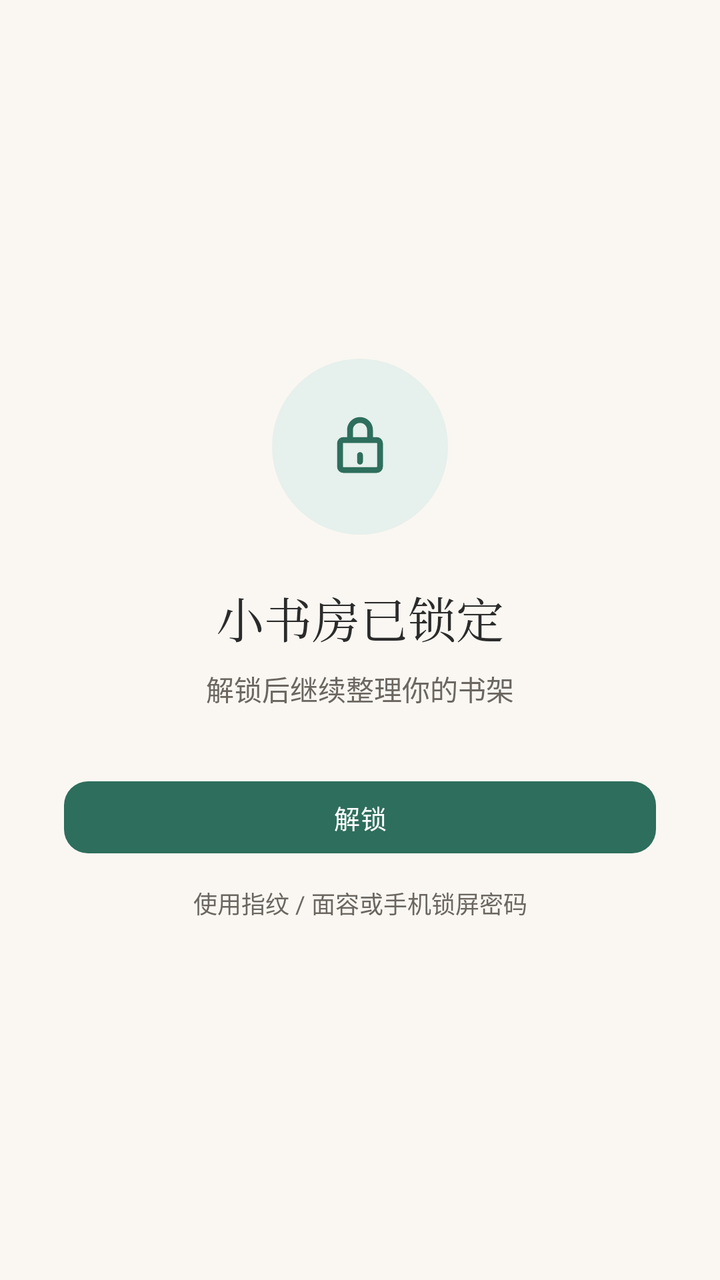
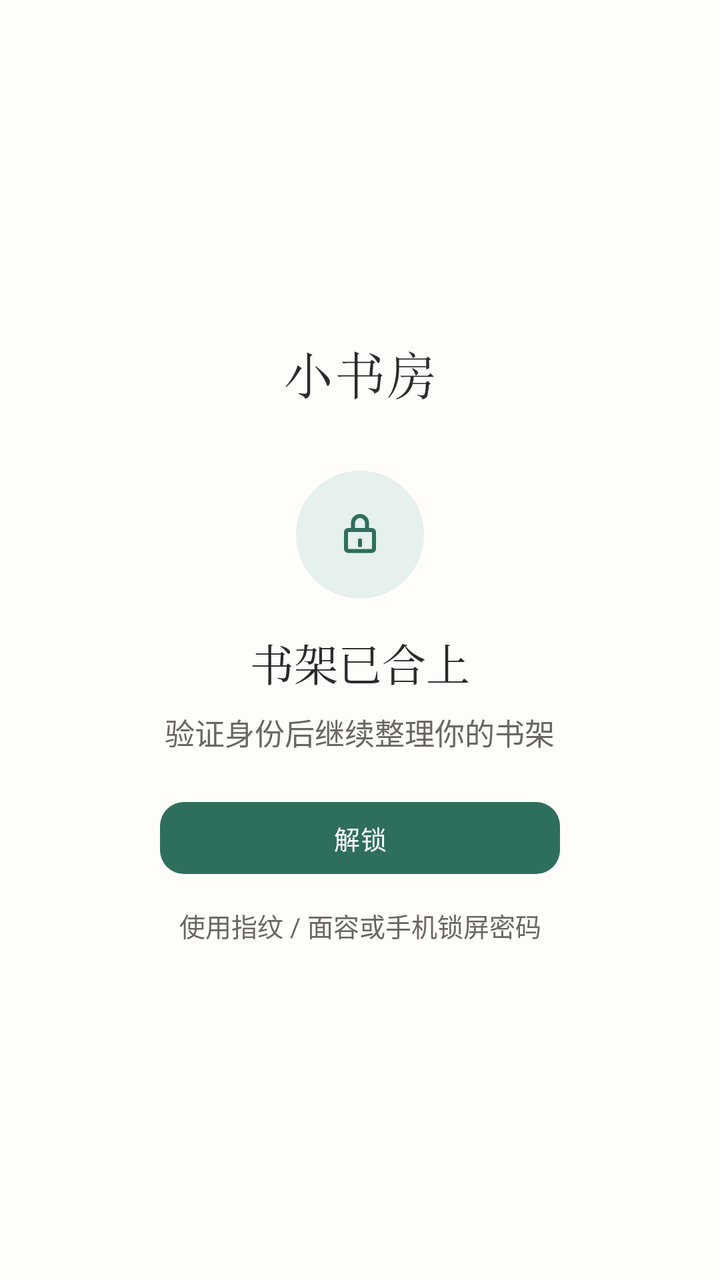

An Android layout rendered at two revisions. The XML below is the earlier revision; the diff shows what the commit changed to produce the second picture.
<!-- AndroidManifest.xml: application theme Theme.Bookshelf -->
<!-- res/layout/activity_app_lock.xml -->
<?xml version="1.0" encoding="utf-8"?>
<LinearLayout xmlns:android="http://schemas.android.com/apk/res/android"
    xmlns:app="http://schemas.android.com/apk/res-auto"
    android:layout_width="match_parent"
    android:layout_height="match_parent"
    android:background="?android:attr/colorBackground"
    android:gravity="center"
    android:orientation="vertical"
    android:padding="32dp">

    <FrameLayout
        android:layout_width="88dp"
        android:layout_height="88dp"
        android:background="@drawable/bg_lock_badge">

        <ImageView
            android:layout_width="40dp"
            android:layout_height="40dp"
            android:layout_gravity="center"
            android:contentDescription="应用锁"
            android:src="@drawable/ic_lock_line"
            app:tint="?attr/colorPrimary" />
    </FrameLayout>

    <TextView
        android:layout_width="wrap_content"
        android:layout_height="wrap_content"
        android:layout_marginTop="24dp"
        android:fontFamily="serif"
        android:text="小书房已锁定"
        android:textColor="?attr/on_surface"
        android:textSize="24sp" />

    <TextView
        android:id="@+id/tv_lock_subtitle"
        android:layout_width="wrap_content"
        android:layout_height="wrap_content"
        android:layout_marginTop="8dp"
        android:gravity="center"
        android:lineSpacingMultiplier="1.4"
        android:text="解锁后继续整理你的书架"
        android:textColor="?attr/on_surface_variant"
        android:textSize="14sp" />

    <com.google.android.material.button.MaterialButton
        android:id="@+id/btn_unlock"
        android:layout_width="match_parent"
        android:layout_height="wrap_content"
        android:layout_marginTop="32dp"
        android:text="解锁" />

    <TextView
        android:id="@+id/tv_lock_hint"
        android:layout_width="match_parent"
        android:layout_height="wrap_content"
        android:layout_marginTop="12dp"
        android:gravity="center"
        android:lineSpacingMultiplier="1.3"
        android:text="使用指纹 / 面容或手机锁屏密码"
        android:textColor="?attr/on_surface_variant"
        android:textSize="12sp" />

    <TextView
        android:id="@+id/btn_disable_lock"
        android:layout_width="wrap_content"
        android:layout_height="wrap_content"
        android:layout_marginTop="28dp"
        android:background="?attr/selectableItemBackground"
        android:paddingHorizontal="12dp"
        android:paddingVertical="8dp"
        android:text="无法验证？关闭应用锁"
        android:textColor="?attr/colorPrimary"
        android:textSize="12sp"
        android:visibility="gone" />
</LinearLayout>
<!-- resources referenced by this layout -->
<resources>
  <!-- drawable bg_lock_badge (drawable) -->
  <?xml version="1.0" encoding="utf-8"?>
  <shape xmlns:android="http://schemas.android.com/apk/res/android" android:shape="oval">
      <solid android:color="?attr/primary_container" />
  </shape>
  <color name="primary">#2E6E5C</color>
  <color name="primary_dark">#1F4D40</color>
  <color name="accent">#C08A3E</color>
  <color name="chip_bg">#E8F0ED</color>
  <color name="green_container">#E6F0EC</color>
  <color name="green_on_container">#1C4A3E</color>
  <color name="green_page">#FAF7F2</color>
  <color name="green_surface">#FFFDF9</color>
  <color name="green_surface_dim">#F3EEE6</color>
  <color name="green_outline">#E6E0D5</color>
  <color name="green_outline_strong">#D8D0C2</color>
  <color name="bg_page">#FAF7F2</color>
  <color name="surface">#FFFDF9</color>
  <color name="surface_dim">#F4F0E9</color>
  <color name="outline">#E6E0D5</color>
  <color name="outline_strong">#CFC5B4</color>
  <color name="text_main">#2B2B2B</color>
  <color name="text_sub">#6B6660</color>
  <color name="accent_text">#8A5A1A</color>
  <style name="Widget.Bookshelf.MaterialCard" parent="Widget.Material3.CardView.Outlined">
          <item name="cardCornerRadius">@dimen/card_corner</item>
          <item name="cardElevation">0dp</item>
          <item name="strokeColor">?attr/outline</item>
          <item name="strokeWidth">1dp</item>
      </style>
  <style name="Widget.Bookshelf.ChipGroup" parent="Widget.Material3.ChipGroup">
          <item name="chipSpacingHorizontal">8dp</item>
          <item name="chipSpacingVertical">4dp</item>
          <item name="singleLine">false</item>
      </style>
  <style name="ThemeOverlay.Bookshelf.BottomSheet" parent="ThemeOverlay.Material3.BottomSheetDialog">
          <item name="bottomSheetStyle">@style/Widget.Bookshelf.BottomSheet</item>
      </style>
  <style name="ShapeAppearance.Bookshelf.Medium" parent="ShapeAppearance.Material3.Corner.Medium">
          <item name="cornerSize">@dimen/radius_md</item>
      </style>
  <dimen name="text_body_small">13sp</dimen>
  <dimen name="radius_md">12dp</dimen>
  <dimen name="card_corner">16dp</dimen>
  <style name="ShapeAppearance.Bookshelf.Pill" parent="ShapeAppearance.Material3.Corner.Full">
          <item name="cornerSize">50%</item>
      </style>
  <style name="TextAppearance.Bookshelf.DialogTitle" parent="MaterialAlertDialog.Material3.Title.Text">
          <item name="android:textSize">@dimen/text_title_toolbar</item>
          <item name="android:textStyle">bold</item>
          <item name="android:textColor">?attr/on_surface</item>
      </style>
  <style name="Widget.Bookshelf.Button.Dialog" parent="Widget.Material3.Button.TextButton.Dialog">
          <item name="android:textSize">@dimen/text_body_small</item>
          <item name="android:textAllCaps">false</item>
      </style>
  <style name="ShapeAppearance.Bookshelf.Dialog" parent="ShapeAppearance.Material3.Corner.Large">
          <item name="cornerSize">@dimen/card_corner</item>
      </style>
  <style name="Widget.Bookshelf.BottomSheet" parent="Widget.Material3.BottomSheet.Modal">
          <item name="shapeAppearance">@style/ShapeAppearance.Bookshelf.BottomSheet</item>
          <item name="backgroundTint">?attr/surface</item>
          
          <item name="elevationOverlayEnabled">false</item>
      </style>
  <dimen name="text_title_toolbar">16sp</dimen>
  <!-- unchanged entries left out for length: 9 -->
</resources>

<!-- the commit's change to res/layout/activity_app_lock.xml (unified diff, before → after) -->
@@ -1,75 +1,94 @@
 <?xml version="1.0" encoding="utf-8"?>
-<LinearLayout xmlns:android="http://schemas.android.com/apk/res/android"
+<ScrollView xmlns:android="http://schemas.android.com/apk/res/android"
     xmlns:app="http://schemas.android.com/apk/res-auto"
     android:layout_width="match_parent"
     android:layout_height="match_parent"
-    android:background="?android:attr/colorBackground"
-    android:gravity="center"
-    android:orientation="vertical"
-    android:padding="32dp">
+    android:background="?attr/surface"
+    android:fillViewport="true">
 
-    <FrameLayout
-        android:layout_width="88dp"
-        android:layout_height="88dp"
-        android:background="@drawable/bg_lock_badge">
+    <LinearLayout
+        android:layout_width="match_parent"
+        android:layout_height="wrap_content"
+        android:gravity="center"
+        android:orientation="vertical"
+        android:paddingHorizontal="@dimen/page_padding"
+        android:paddingVertical="@dimen/space_xl">
 
         <ImageView
-            android:layout_width="40dp"
-            android:layout_height="40dp"
-            android:layout_gravity="center"
-            android:contentDescription="应用锁"
-            android:src="@drawable/ic_lock_line"
-            app:tint="?attr/colorPrimary" />
-    </FrameLayout>
+            android:layout_width="168dp"
+            android:layout_height="48dp"
+            android:adjustViewBounds="true"
+            android:contentDescription="小书房"
+            android:scaleType="fitCenter"
+            android:src="@drawable/wordmark_white"
+            app:tint="?attr/on_surface" />
 
-    <TextView
-        android:layout_width="wrap_content"
-        android:layout_height="wrap_content"
-        android:layout_marginTop="24dp"
-        android:fontFamily="serif"
-        android:text="小书房已锁定"
-        android:textColor="?attr/on_surface"
-        android:textSize="24sp" />
+        <FrameLayout
+            android:layout_width="64dp"
+            android:layout_height="64dp"
+            android:layout_marginTop="@dimen/space_xl"
+            android:background="@drawable/bg_lock_badge">
 
-    <TextView
-        android:id="@+id/tv_lock_subtitle"
-        android:layout_width="wrap_content"
-        android:layout_height="wrap_content"
-        android:layout_marginTop="8dp"
-        android:gravity="center"
-        android:lineSpacingMultiplier="1.4"
-        android:text="解锁后继续整理你的书架"
-        android:textColor="?attr/on_surface_variant"
-        android:textSize="14sp" />
+            <ImageView
+                android:layout_width="28dp"
+                android:layout_height="28dp"
+                android:layout_gravity="center"
+                android:contentDescription="已锁定"
+                android:src="@drawable/ic_lock_line"
+                app:tint="?attr/colorPrimary" />
+        </FrameLayout>
 
-    <com.google.android.material.button.MaterialButton
-        android:id="@+id/btn_unlock"
-        android:layout_width="match_parent"
-        android:layout_height="wrap_content"
-        android:layout_marginTop="32dp"
-        android:text="解锁" />
+        <TextView
+            android:layout_width="wrap_content"
+            android:layout_height="wrap_content"
+            android:layout_marginTop="@dimen/space_lg"
+            android:fontFamily="serif"
+            android:gravity="center"
+            android:text="书架已合上"
+            android:textColor="?attr/on_surface"
+            android:textSize="@dimen/text_title" />
 
-    <TextView
-        android:id="@+id/tv_lock_hint"
-        android:layout_width="match_parent"
-        android:layout_height="wrap_content"
-        android:layout_marginTop="12dp"
-        android:gravity="center"
-        android:lineSpacingMultiplier="1.3"
-        android:text="使用指纹 / 面容或手机锁屏密码"
-        android:textColor="?attr/on_surface_variant"
-        android:textSize="12sp" />
+        <TextView
+            android:id="@+id/tv_lock_subtitle"
+            android:layout_width="wrap_content"
+            android:layout_height="wrap_content"
+            android:layout_marginTop="@dimen/space_sm"
+            android:gravity="center"
+            android:lineSpacingMultiplier="1.4"
+            android:text="验证身份后继续整理你的书架"
+            android:textColor="?attr/on_surface_variant"
+            android:textSize="@dimen/text_body" />
 
-    <TextView
-        android:id="@+id/btn_disable_lock"
-        android:layout_width="wrap_content"
-        android:layout_height="wrap_content"
-        android:layout_marginTop="28dp"
-        android:background="?attr/selectableItemBackground"
-        android:paddingHorizontal="12dp"
-        android:paddingVertical="8dp"
-        android:text="无法验证？关闭应用锁"
-        android:textColor="?attr/colorPrimary"
-        android:textSize="12sp"
-        android:visibility="gone" />
-</LinearLayout>
+        <com.google.android.material.button.MaterialButton
+            android:id="@+id/btn_unlock"
+            android:layout_width="wrap_content"
+            android:layout_height="wrap_content"
+            android:layout_marginTop="@dimen/space_xl"
+            android:minWidth="200dp"
+            android:text="解锁" />
+
+        <TextView
+            android:id="@+id/tv_lock_hint"
+            android:layout_width="match_parent"
+            android:layout_height="wrap_content"
+            android:layout_marginTop="@dimen/space_md"
+            android:gravity="center"
+            android:lineSpacingMultiplier="1.3"
+            android:text="使用指纹 / 面容或手机锁屏密码"
+            android:textColor="?attr/on_surface_variant"
+            android:textSize="@dimen/text_body_small" />
+
+        <TextView
+            android:id="@+id/btn_disable_lock"
+            android:layout_width="wrap_content"
+            android:layout_height="wrap_content"
+            android:layout_marginTop="@dimen/space_xl"
+            android:background="?attr/selectableItemBackground"
+            android:paddingHorizontal="@dimen/space_md"
+            android:paddingVertical="@dimen/space_sm"
+            android:text="无法验证？关闭应用锁"
+            android:textColor="?attr/colorPrimary"
+            android:textSize="@dimen/text_body_small"
+            android:visibility="gone" />
+    </LinearLayout>
+</ScrollView>
<!-- resource entries referenced after the edit -->
@@ -1,10 +1,17 @@
 <!-- resources referenced by this layout -->
 <resources>
+  <dimen name="page_padding">16dp</dimen>
+  <dimen name="space_lg">16dp</dimen>
+  <dimen name="space_md">12dp</dimen>
+  <dimen name="space_sm">8dp</dimen>
+  <dimen name="space_xl">20dp</dimen>
+  <dimen name="text_body">15sp</dimen>
   <!-- drawable bg_lock_badge (drawable) -->
   <?xml version="1.0" encoding="utf-8"?>
   <shape xmlns:android="http://schemas.android.com/apk/res/android" android:shape="oval">
       <solid android:color="?attr/primary_container" />
   </shape>
+  <!-- drawable wordmark_white: png bitmap (drawable-nodpi, 4827 bytes) -->
   <color name="primary">#2E6E5C</color>
   <color name="primary_dark">#1F4D40</color>
   <color name="accent">#C08A3E</color>
@@ -42,6 +49,7 @@
           <item name="cornerSize">@dimen/radius_md</item>
       </style>
   <dimen name="text_body_small">13sp</dimen>
+  <dimen name="text_title">22sp</dimen>
   <dimen name="radius_md">12dp</dimen>
   <dimen name="card_corner">16dp</dimen>
   <style name="ShapeAppearance.Bookshelf.Pill" parent="ShapeAppearance.Material3.Corner.Full">
